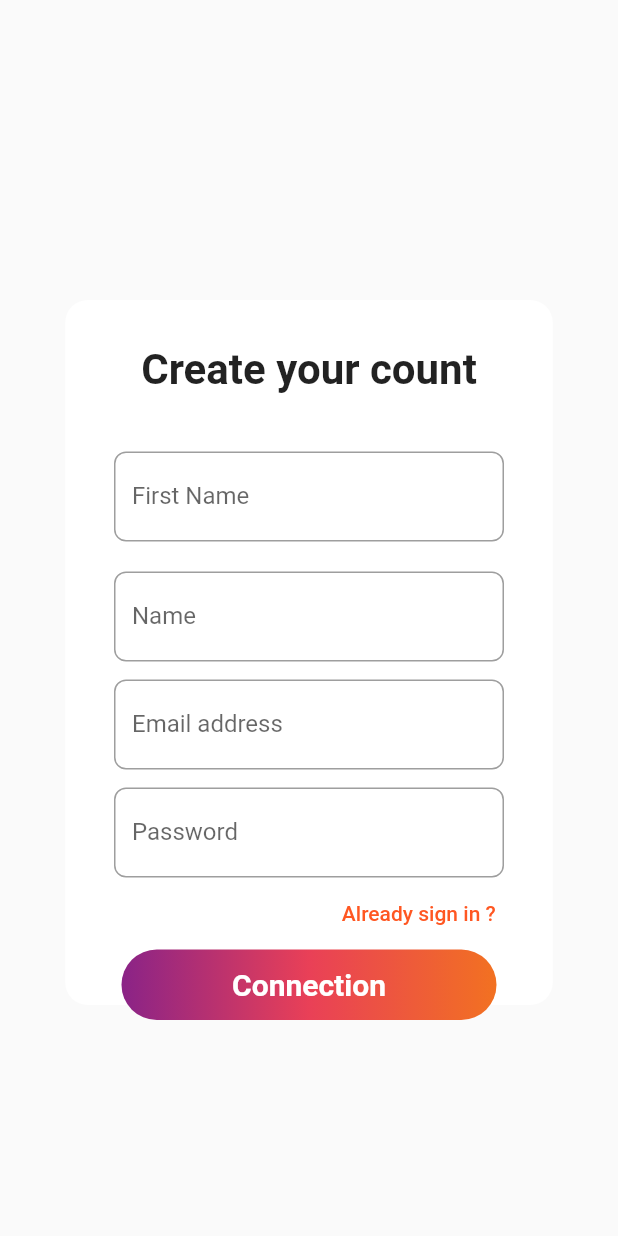
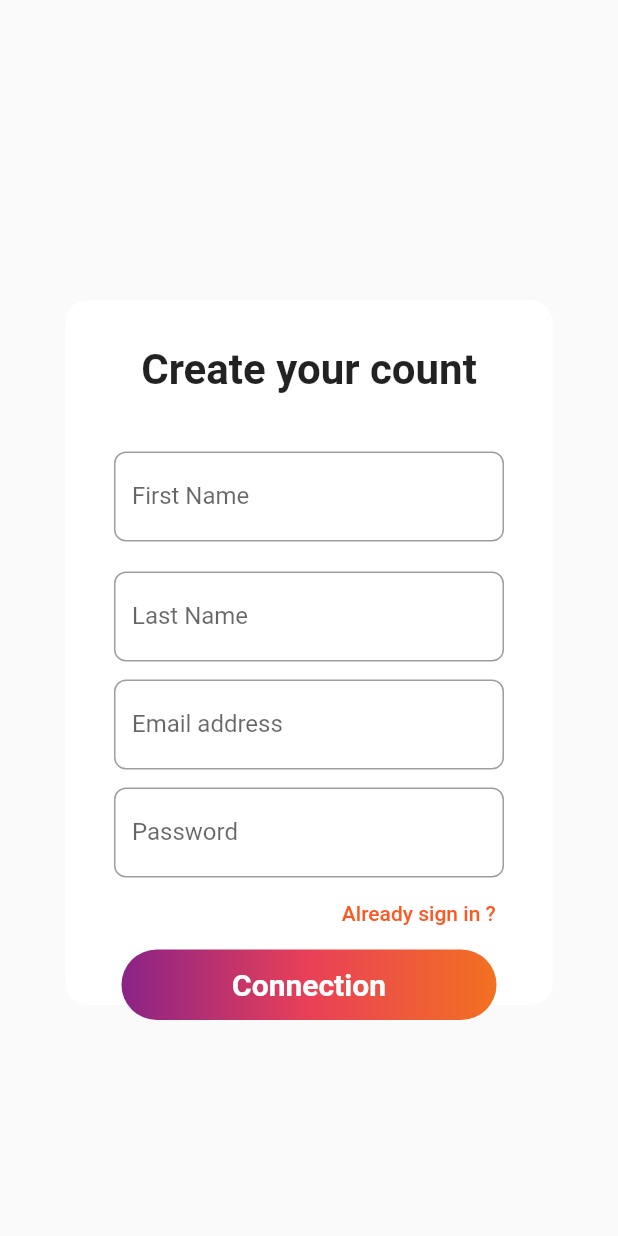
Before and after one commit to francoisbaudouin/LaZone, a Flutter app: the SignUpApp screen opened directly, on a phone screen of 412 x 824 dp. Run offline on Flutter 3.47's test engine with Material 2 defaults, Android fonts, the phone set to English and light mode, and no system bars; our stand-ins replace font_awesome_flutter, responsive_framework.

Commit message:
[FIX] name to last name

```diff
--- a/flutter_application/lib/tools/sign_up_tools.dart
+++ b/flutter_application/lib/tools/sign_up_tools.dart
@@ -36,7 +36,7 @@ class NameInputField extends StatelessWidget {
       child: const TextField(
         decoration: InputDecoration(
             suffix: Icon(FontAwesomeIcons.user,color: Colors.red,),
-            labelText: "Name",
+            labelText: "Last Name",
             border: OutlineInputBorder(
               borderRadius: BorderRadius.all(Radius.circular(8)),
             )
```
